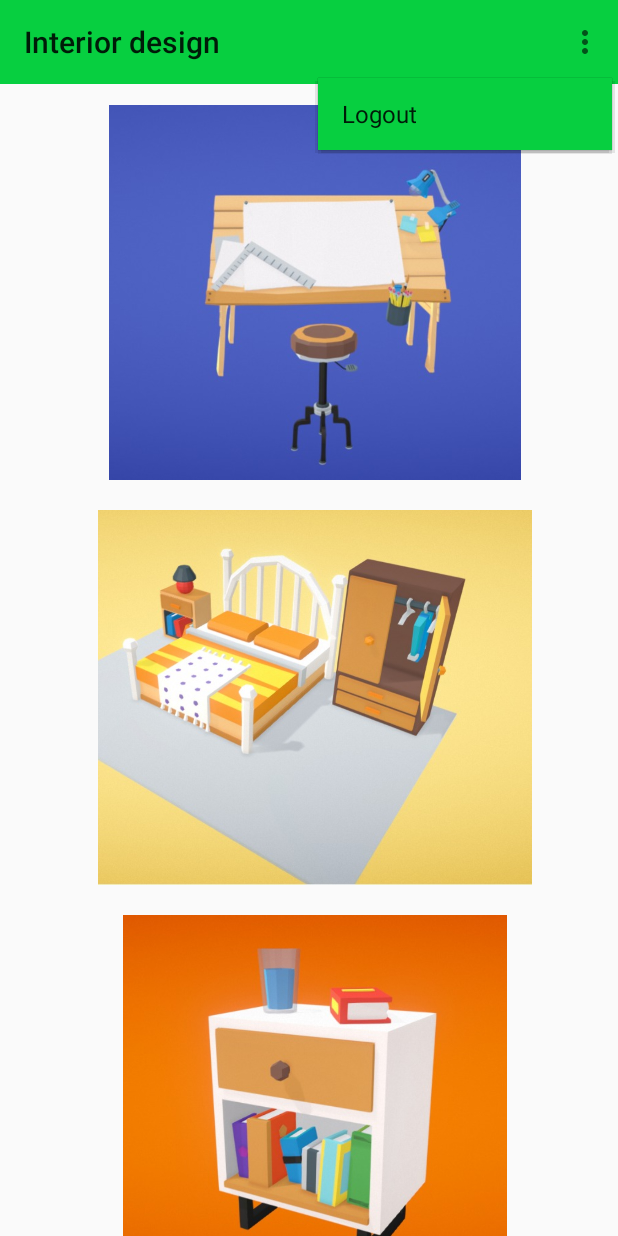
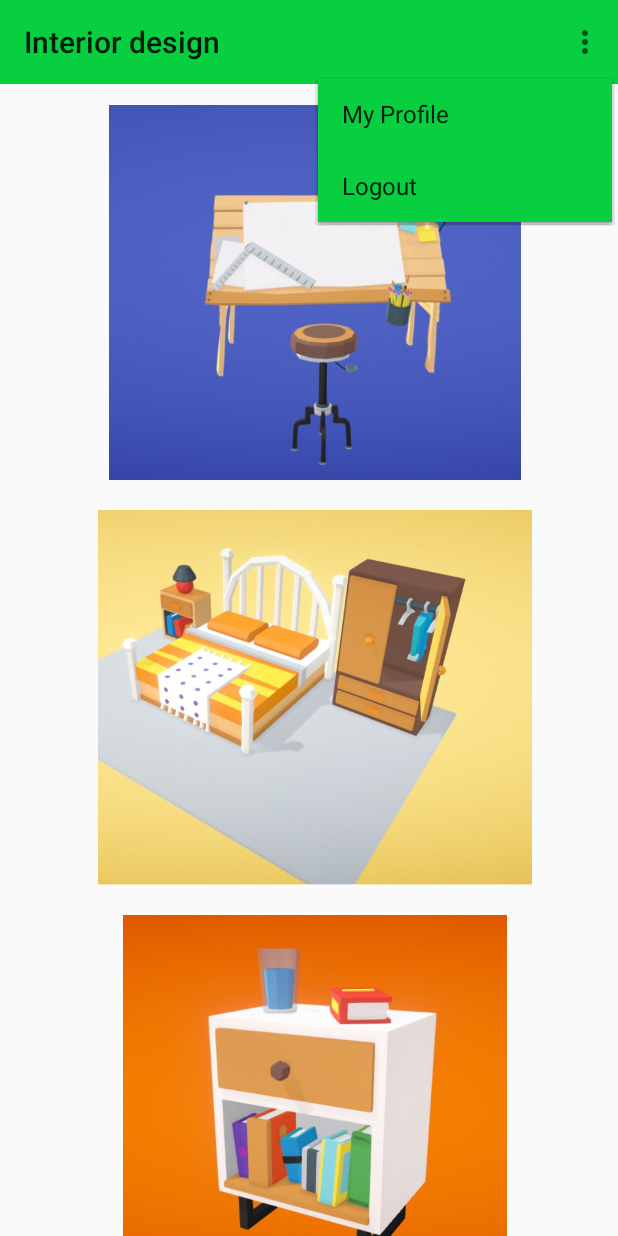
Before and after one commit to crusher-pb/Repository1, an Android app: the MainActivity2 screen opened directly, with no data from a screen before it, with the options menu open, on a phone screen of 412 x 824 dp. Run offline under Robolectric (Android 15) with nearby library versions, the light colour scheme and no system bars; our stand-ins replace Firebase (no records; nobody signed in at launch, a user with empty details on screens opened directly).

Commit message:
UI changed, database updated and profile completed

```diff
--- a/Interiordesign/app/src/main/java/com/example/interiordesign/MainActivity2.java
+++ b/Interiordesign/app/src/main/java/com/example/interiordesign/MainActivity2.java
@@ -54,10 +54,13 @@
     public boolean onOptionsItemSelected(@NonNull MenuItem item) {
         int id=item.getItemId();
         switch (id){
-            case R.id.item1:
+            case R.id.item2:
                 FirebaseAuth.getInstance().signOut();
                 Intent intent=new Intent(MainActivity2.this,MainActivity7.class);
                 startActivity(intent);
+            case R.id.item1:
+                Intent intent1=new Intent(MainActivity2.this,ProfileActivity.class);
+                startActivity(intent1);
         }
         return super.onOptionsItemSelected(item);
     }
--- a/Interiordesign/app/src/main/res/menu/example_menu.xml
+++ b/Interiordesign/app/src/main/res/menu/example_menu.xml
@@ -5,6 +5,12 @@
     <item
         android:id="@+id/item1"
         android:icon="@drawable/ic_icon"
+        android:title="My Profile"
+        app:showAsAction="never"/>
+
+    <item
+        android:id="@+id/item2"
+        android:icon="@drawable/ic_icon"
         android:title="Logout"
         app:showAsAction="never"/>
 
```
